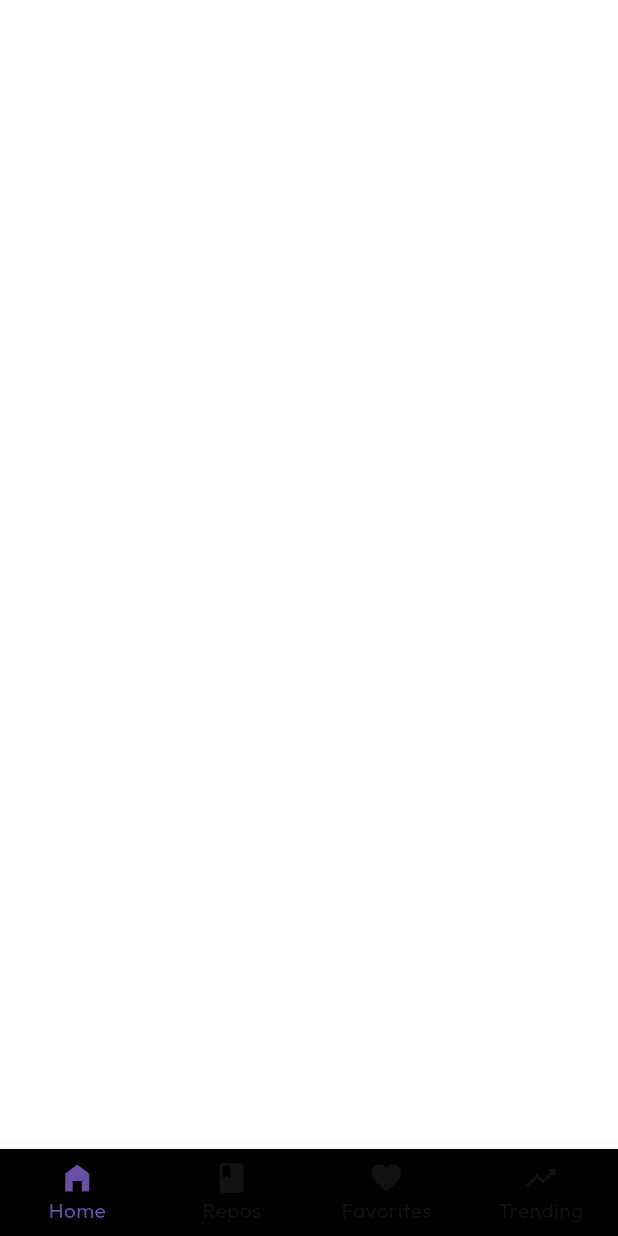
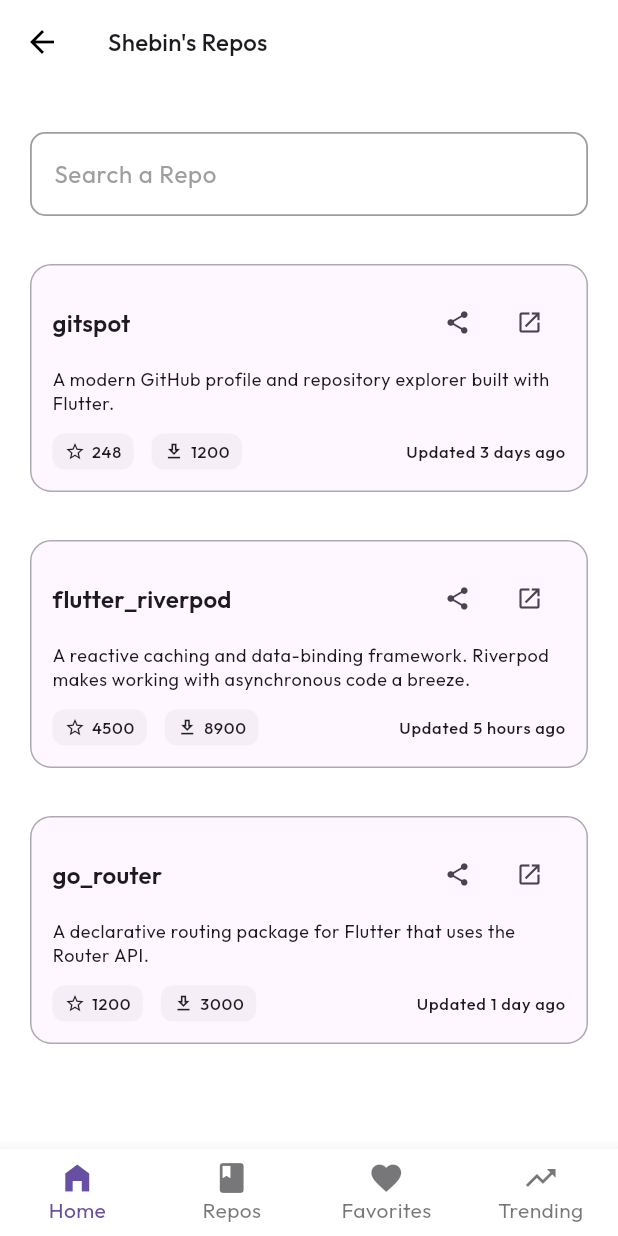
Before and after one commit to Shebin-shaji/gitspot, a Flutter app: the UserRepos screen opened by its route, on a phone screen of 412 x 824 dp. Run offline on Flutter 3.47's test engine with Material 3 defaults, Android fonts, the phone set to English and light mode, and no system bars; our stand-ins replace flutter_riverpod, go_router, google_fonts; network calls fail.

Commit message:
feat: introduce `FriendListTile` and `CustomTabBarView` widgets, refactor `TrendingScreen` to utilize the new tab bar, and apply UI refinements to `BottomNavBar` and `ReposScreen`.

```diff
--- a/lib/view/config/app_router.dart
+++ b/lib/view/config/app_router.dart
@@ -1,4 +1,5 @@
 import 'package:flutter/material.dart';
+import 'package:git_spot/view/features/home/view/home_main_view.dart';
 import 'package:go_router/go_router.dart';
 import 'package:flutter_riverpod/flutter_riverpod.dart';
 import 'package:git_spot/view/features/splash/view/splash_screen.dart';
@@ -29,7 +30,7 @@ final appRouterProvider = Provider<GoRouter>((ref) {
         routes: [
           GoRoute(
             path: '/home',
-            builder: (context, state) => const HomeScreen(),
+            builder: (context, state) => const HomeMainView(),
             routes: [
               GoRoute(
                 path: 'user-repos',
--- a/lib/view/features/home/view/user_repos.dart
+++ b/lib/view/features/home/view/user_repos.dart
@@ -1,10 +1,61 @@
 import 'package:flutter/material.dart';
+import 'package:git_spot/view/features/repos/widgets/repo_card.dart';
+import 'package:git_spot/view/shared/widgets/custom_primary_app_bar.dart';
+import 'package:git_spot/view/shared/widgets/custom_primary_search_bar.dart';
 
 class UserRepos extends StatelessWidget {
   const UserRepos({super.key});
 
   @override
   Widget build(BuildContext context) {
-    return Scaffold();
+    return SafeArea(
+      child: Scaffold(
+        appBar: const CustomPrimaryAppBar(title: "Shebin's Repos"),
+        body: SingleChildScrollView(
+          child: Padding(
+            padding: const EdgeInsets.symmetric(horizontal: 20),
+            child: Column(
+              children: [
+                const SizedBox(height: 32),
+                const CustomPrimaryTextField(labelText: "Search a Repo"),
+                const SizedBox(height: 32),
+                RepoCard(
+                  repoName: "gitspot",
+                  description:
+                      "A modern GitHub profile and repository explorer built with Flutter.",
+                  stars: 248,
+                  downloads: 1200,
+                  updatedAt: "3 days ago",
+                  onShare: () {},
+                  onOpen: () {},
+                ),
+                const SizedBox(height: 20),
+                RepoCard(
+                  repoName: "flutter_riverpod",
+                  description:
+                      "A reactive caching and data-binding framework. Riverpod makes working with asynchronous code a breeze.",
+                  stars: 4500,
+                  downloads: 8900,
+                  updatedAt: "5 hours ago",
+                  onShare: () {},
+                  onOpen: () {},
+                ),
+                const SizedBox(height: 20),
+                RepoCard(
+                  repoName: "go_router",
+                  description:
+                      "A declarative routing package for Flutter that uses the Router API.",
+                  stars: 1200,
+                  downloads: 3000,
+                  updatedAt: "1 day ago",
+                  onShare: () {},
+                  onOpen: () {},
+                ),
+              ],
+            ),
+          ),
+        ),
+      ),
+    );
   }
 }
--- a/lib/view/features/splash/view/splash_screen.dart
+++ b/lib/view/features/splash/view/splash_screen.dart
@@ -1,9 +1,7 @@
 import 'dart:async';
 import 'package:flutter/material.dart';
-import 'package:git_spot/view/features/home/view/home_screen.dart';
-import 'package:git_spot/view/shared/widgets/bottom_nav_bar.dart';
+
 import 'package:go_router/go_router.dart';
-
 
 class SplashScreen extends StatefulWidget {
   const SplashScreen({super.key});
--- a/lib/view/shared/widgets/bottom_nav_bar.dart
+++ b/lib/view/shared/widgets/bottom_nav_bar.dart
@@ -15,14 +15,12 @@ class BottomNavBar extends StatelessWidget {
     final theme = Theme.of(context);
 
     return BottomNavigationBar(
-
       currentIndex: currentIndex,
       onTap: onTap,
       type: BottomNavigationBarType.fixed,
 
       // Background comes from theme
-      backgroundColor: Colors.black,
-      // theme.scaffoldBackgroundColor,
+      backgroundColor: theme.scaffoldBackgroundColor,
 
       // Selected icon/text color comes from theme's primary color
       selectedItemColor: theme.colorScheme.primary,
@@ -34,18 +32,9 @@ class BottomNavBar extends StatelessWidget {
       unselectedLabelStyle: theme.textTheme.bodyMedium, // Outfit font applied
 
       items: const [
-        BottomNavigationBarItem(
-          icon: Icon(Icons.home_filled),
-          label: 'Home',
-        ),
-        BottomNavigationBarItem(
-          icon: Icon(Icons.book),
-          label: 'Repos',
-        ),
-        BottomNavigationBarItem(
-          icon: Icon(Icons.favorite),
-          label: 'Favorites',
-        ),
+        BottomNavigationBarItem(icon: Icon(Icons.home_filled), label: 'Home'),
+        BottomNavigationBarItem(icon: Icon(Icons.book), label: 'Repos'),
+        BottomNavigationBarItem(icon: Icon(Icons.favorite), label: 'Favorites'),
         BottomNavigationBarItem(
           icon: Icon(Icons.trending_up),
           label: 'Trending',
```
Also changed, not shown: lib/view/features/home/view/friends_page.dart (+31 -34 lines), lib/view/features/home/widgets/friend_list_tile.dart (added, +43 -0 lines), lib/view/features/repos/view/repos_screen.dart (+6 -10 lines), lib/view/features/trending/view/trending_screen.dart (+7 -22 lines), lib/view/shared/widgets/custom_tab_bar_view.dart (added, +28 -0 lines).
